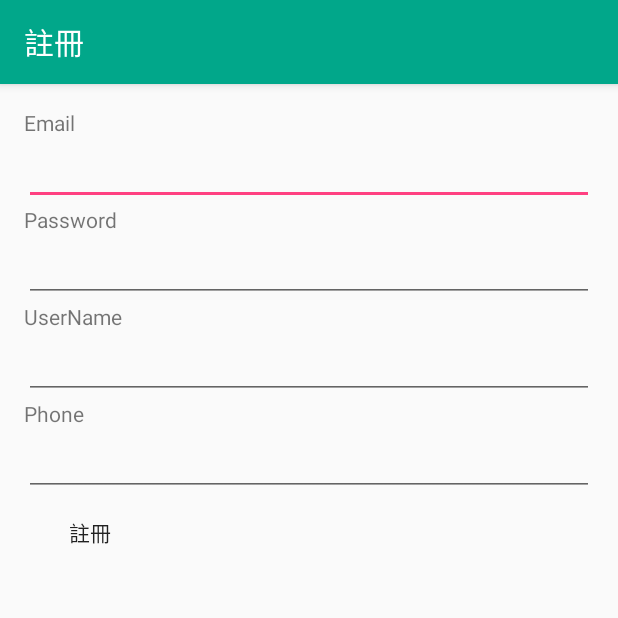
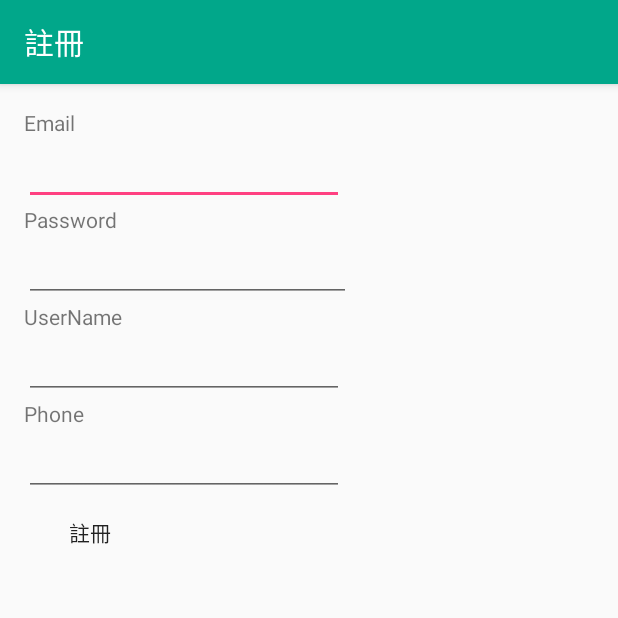
Before and after one commit to FoodOrder/Android, an Android app: the SignUpActivity screen opened directly, with no data from a screen before it, on a phone screen of 412 x 824 dp, the top half of it. Run offline under Robolectric (Android 15) with nearby library versions, the phone set to English and light mode, and no system bars.

Commit message:
no message

```diff
--- a/app/src/main/res/layout/activity_order_item.xml
+++ b/app/src/main/res/layout/activity_order_item.xml
@@ -16,7 +16,7 @@
             android:id="@+id/toolbar"
             android:layout_width="match_parent"
             android:layout_height="?attr/actionBarSize"
-            android:background="?attr/colorPrimary"
+            android:background="@color/green"
             app:popupTheme="@style/AppTheme.PopupOverlay" />
 
     </android.support.design.widget.AppBarLayout>
--- a/app/src/main/res/layout/content_order_check.xml
+++ b/app/src/main/res/layout/content_order_check.xml
@@ -8,7 +8,6 @@
     android:paddingLeft="7dp"
     android:paddingRight="7dp"
     android:paddingTop="7dp"
-    android:background="@color/login"
     app:layout_behavior="@string/appbar_scrolling_view_behavior"
         tools:context="sammy.myapplication.OrderCheckActivity"
         tools:showIn="@layout/activity_order_check">
--- a/app/src/main/res/layout/content_sign_up.xml
+++ b/app/src/main/res/layout/content_sign_up.xml
@@ -26,10 +26,11 @@
             android:id="@+id/tv_email" />
 
         <EditText
-            android:layout_width="match_parent"
+            android:layout_width="wrap_content"
             android:layout_height="wrap_content"
-            android:id="@+id/et_email"
-            android:inputType="textEmailAddress" />
+            android:inputType="textPostalAddress"
+            android:ems="10"
+            android:id="@+id/et_email" />
 
         <TextView
             android:layout_width="wrap_content"
@@ -38,7 +39,7 @@
             android:id="@+id/tv_pass" />
 
         <EditText
-            android:layout_width="match_parent"
+            android:layout_width="218dp"
             android:layout_height="wrap_content"
             android:id="@+id/et_pass"
             android:inputType="textPassword" />
@@ -50,12 +51,11 @@
             android:id="@+id/textView" />
 
         <EditText
-            android:layout_width="match_parent"
+            android:layout_width="wrap_content"
             android:layout_height="wrap_content"
-            android:id="@+id/et_username"
-            android:inputType="textPassword"
-            android:layout_gravity="center_horizontal"
-            android:selectAllOnFocus="false" />
+            android:inputType="textPersonName"
+            android:ems="10"
+            android:id="@+id/et_username" />
 
         <TextView
             android:layout_width="wrap_content"
@@ -64,7 +64,7 @@
             android:id="@+id/textView9" />
 
         <EditText
-            android:layout_width="match_parent"
+            android:layout_width="wrap_content"
             android:layout_height="wrap_content"
             android:inputType="phone"
             android:ems="10"
```
